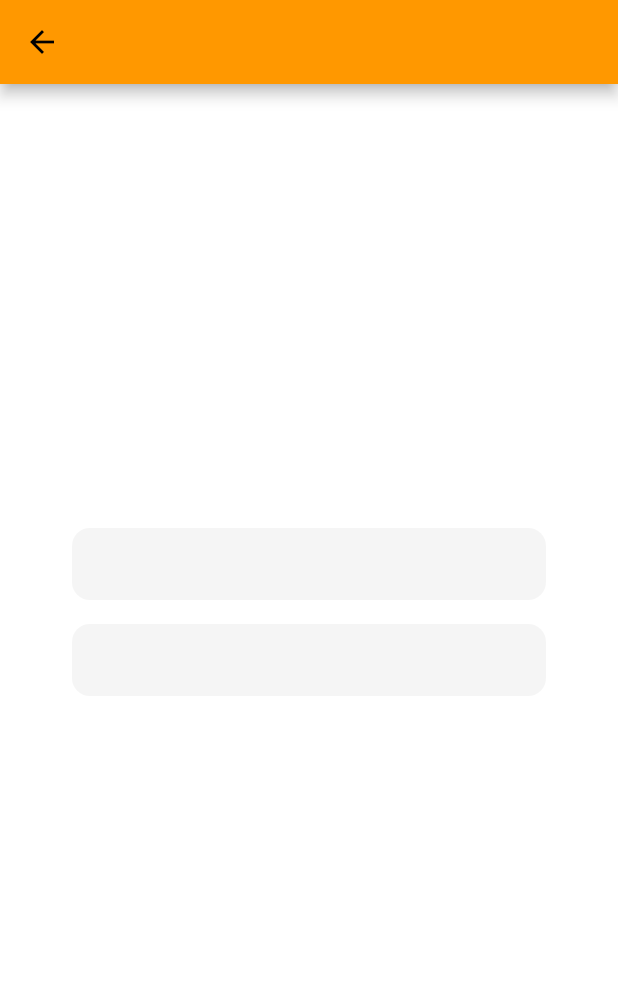
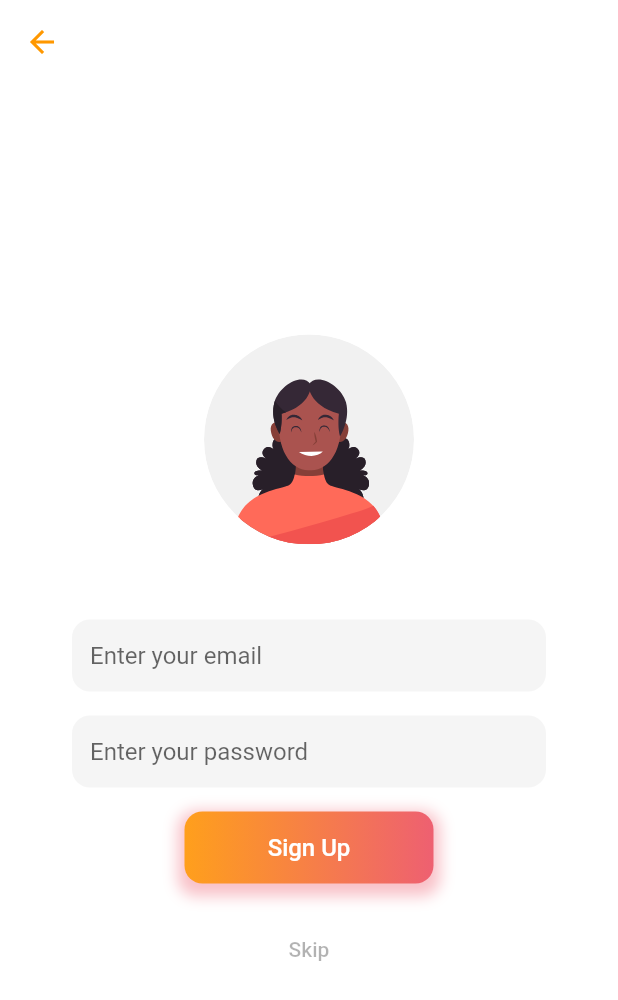
Before and after one commit to lelsweyr17/meet_up_app, a Flutter app: the SignUpPage screen opened by its route, on a phone screen of 412 x 824 dp. Shown: the top 1000 px of the screen. Run offline on Flutter 3.47's test engine with Material 2 defaults, Android fonts, the phone set to English and light mode, and no system bars; our stand-ins replace bloc, cloud_firestore, firebase_auth, firebase_core, flutter_bloc, flutter_keyboard_visibility and 3 more; accounts and stored records are empty; generated files the repository leaves out were written again; network calls fail.

Commit message:
Add keyboard dismiss on tap, update sign up page

```diff
--- a/lib/presentation/components/login_text_field.dart
+++ b/lib/presentation/components/login_text_field.dart
@@ -20,10 +20,11 @@ class LoginTextField extends StatelessWidget {
         color: Colors.black.withOpacity(0.04),
         borderRadius: BorderRadius.circular(12),
       ),
-      child: TextField(
-        decoration: const InputDecoration(
+      child: TextFormField(
+        decoration: InputDecoration(
           contentPadding: EdgeInsets.symmetric(horizontal: 12),
           border: InputBorder.none,
+          hintText: hintText,
         ),
         onChanged: (value) => onChanged(value),
         obscureText: obscure,
--- a/lib/presentation/pages/login_page.dart
+++ b/lib/presentation/pages/login_page.dart
@@ -4,6 +4,7 @@ import 'package:meet_up_app/domain/bloc/auth/auth_bloc.dart';
 import 'package:meet_up_app/domain/bloc/auth/auth_state.dart';
 import 'package:meet_up_app/domain/reusable/auth_reusable.dart';
 import 'package:meet_up_app/l10n/app_localizations_export.dart';
+import 'package:meet_up_app/presentation/components/app_bars.dart';
 import 'package:meet_up_app/presentation/components/buttons/linear_gradient_button.dart';
 import 'package:meet_up_app/presentation/components/loading_indicator.dart';
 import 'package:meet_up_app/presentation/components/login_text_field.dart';
@@ -39,11 +40,10 @@ class _LoginPageState extends State<LoginPage> {
       bloc: _authBloc,
       builder: (BuildContext context, state) {
         return Scaffold(
-          appBar: AppBar(
-            elevation: 0.0,
-            backgroundColor: Colors.white,
-          ),
-          body: Padding(
+          appBar: AppBars.instance.transparentAppBarWithBlackStatusBar(),
+          body: Center(
+            child: SingleChildScrollView(
+              child: Padding(
                 padding: const EdgeInsets.symmetric(horizontal: 48),
                 child: Column(
                   mainAxisAlignment: MainAxisAlignment.center,
@@ -95,6 +95,8 @@ class _LoginPageState extends State<LoginPage> {
                   ],
                 ),
               ),
+            ),
+          ),
         );
       },
     );
--- a/lib/presentation/pages/sign_up_page.dart
+++ b/lib/presentation/pages/sign_up_page.dart
@@ -5,9 +5,12 @@ import 'package:meet_up_app/domain/bloc/auth/auth_bloc.dart';
 import 'package:meet_up_app/domain/bloc/auth/auth_state.dart';
 import 'package:meet_up_app/domain/reusable/auth_reusable.dart';
 import 'package:meet_up_app/l10n/app_localizations_export.dart';
-import 'package:meet_up_app/presentation/components/buttons/button.dart';
+import 'package:meet_up_app/presentation/components/app_bars.dart';
+import 'package:meet_up_app/presentation/components/buttons/linear_gradient_button.dart';
 import 'package:meet_up_app/presentation/components/loading_indicator.dart';
 import 'package:meet_up_app/presentation/components/login_text_field.dart';
+import 'package:flutter_keyboard_visibility/flutter_keyboard_visibility.dart';
+import 'package:meet_up_app/utils/people_images.dart';
 
 const _tag = "sign_up_page";
 
@@ -34,13 +37,24 @@ class _SignUpPageState extends State<SignUpPage> {
     return BlocBuilder(
         bloc: _authBloc,
         builder: (context, state) {
-          return Scaffold(
-            appBar: AppBar(),
-            body: Padding(
+          return KeyboardDismissOnTap(
+            child: Scaffold(
+              appBar: AppBars.instance.transparentAppBarWithBlackStatusBar(),
+              body: Center(
+                child: SingleChildScrollView(
+                  child: Padding(
                     padding: const EdgeInsets.symmetric(horizontal: 48),
                     child: Column(
                       mainAxisAlignment: MainAxisAlignment.center,
                       children: [
+                        Container(
+                          clipBehavior: Clip.antiAlias,
+                          decoration: BoxDecoration(
+                            borderRadius: BorderRadius.circular(70),
+                          ),
+                          child: (PeopleImages.person1..size = 140).build(),
+                        ),
+                        const SizedBox(height: 50),
                         LoginTextField(
                           hintText: _localizations.enterYourEmail,
                           obscure: false,
@@ -50,20 +64,35 @@ class _SignUpPageState extends State<SignUpPage> {
                         LoginTextField(
                           hintText: _localizations.enterYourPassword,
                           obscure: true,
-                    onChanged: (value) => _authBloc.passwordSink.add(value),
+                          onChanged: (value) =>
+                              _authBloc.passwordSink.add(value),
                         ),
                         const SizedBox(height: 16),
                         if (state is LoadingAuthentication)
                           const LoadingIndicator()
                         else
-                    Button(
-                      text: _localizations.logIn,
+                          LinearGradientButton(
+                            text: _localizations.signUp,
                             onPressed: () => onSignUpPressed(
                               authBloc: _authBloc,
                               context: context,
                             ),
                           ),
+                        const SizedBox(height: 20),
+                        TextButton(
+                          onPressed: () => onSkipPressed(context),
+                          child: Text(
+                            _localizations.skip,
+                            style: TextStyle(
+                              fontSize: 14,
+                              color: Colors.black.withOpacity(0.3),
+                            ),
+                          ),
+                        ),
                       ],
+                    ),
+                  ),
+                ),
               ),
             ),
           );
--- a/pubspec.yaml
+++ b/pubspec.yaml
@@ -46,6 +46,7 @@ dependencies:
   shared_preferences: ^2.0.11
   flutter_svg: ^1.0.0
   google_fonts: ^2.2.0
+  flutter_keyboard_visibility: ^5.1.0
 
 dev_dependencies:
   flutter_test:
```
Also changed, not shown: pubspec.lock, 1 other file. Lines whose indentation alone changed are shown as unchanged.
